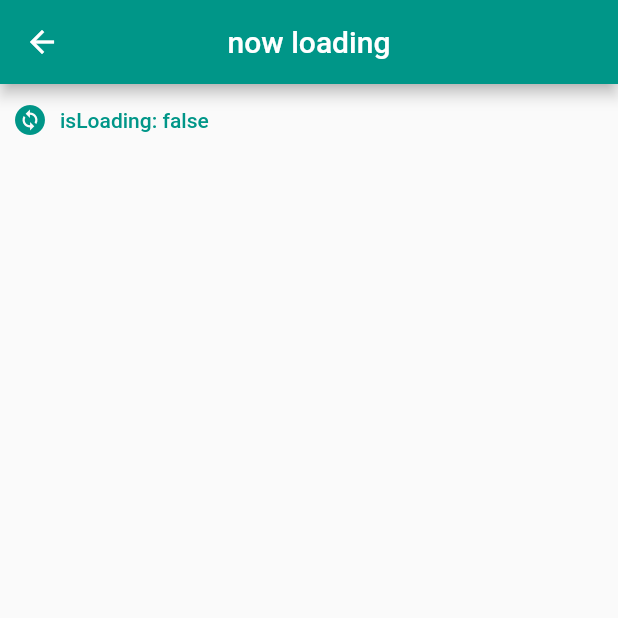
After one commit to RuiOkazaki/flutter_practice_introduction, a Flutter app: the NowLoading screen opened by its route, on a phone screen of 412 x 824 dp, the top half of it. The commit adds this screen. Run offline on Flutter 3.47's test engine with Material 2 defaults, Android fonts, the phone set to English and light mode, and no system bars.

Commit message:
feat: loading page

```diff
--- a/lib/main.dart
+++ b/lib/main.dart
@@ -1,5 +1,6 @@
 import 'package:flutter/material.dart';
 import 'package:flutter_practice_introduction/pages/my_home_page.dart';
+import 'package:flutter_practice_introduction/pages/now_loading.dart';
 import 'package:flutter_practice_introduction/pages/whats_today.dart';
 
 void main() {
@@ -20,6 +21,7 @@ class MyApp extends StatelessWidget {
       routes: <String, WidgetBuilder>{
         '/': (BuildContext context) => const MyHomePage(),
         '/whats_today': (BuildContext context) => const WhatsToday(),
+        '/now_loading': (BuildContext context) => const NowLoading(),
       },
     );
   }
--- a/lib/pages/my_home_page.dart
+++ b/lib/pages/my_home_page.dart
@@ -13,6 +13,7 @@ class MyHomePage extends StatelessWidget {
         crossAxisAlignment: CrossAxisAlignment.center,
         children: [
           genLink(context, "/whats_today"),
+          genLink(context, "/now_loading"),
         ],
       ),
       drawer: const Drawer(
--- /dev/null
+++ b/lib/pages/now_loading.dart
@@ -0,0 +1,45 @@
+import 'package:flutter/material.dart';
+import 'package:flutter_practice_introduction/components/header.dart';
+
+class NowLoading extends StatefulWidget {
+  const NowLoading({super.key});
+
+  @override
+  State<NowLoading> createState() => _NowLoadingState();
+}
+
+class _NowLoadingState extends State<NowLoading> {
+  bool isLoading = false;
+
+  @override
+  Widget build(BuildContext context) {
+    return Scaffold(
+        appBar: genHeader("now loading"),
+        body: Column(
+          children: [
+            TextButton.icon(
+              onPressed: _changeState,
+              icon: const Icon(Icons.change_circle),
+              label: Text('isLoading: $isLoading'),
+            ),
+            if (isLoading)
+              Center(
+                  child: Container(
+                      padding: const EdgeInsets.all(10.0),
+                      child: const SizedBox(
+                        width: 20,
+                        height: 20,
+                        child: CircularProgressIndicator(
+                          strokeWidth: 4.0,
+                        ),
+                      )))
+          ],
+        ));
+  }
+
+  _changeState() {
+    setState(() {
+      isLoading = !isLoading;
+    });
+  }
+}
```
